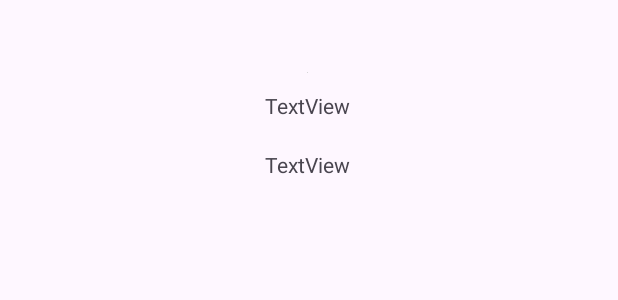
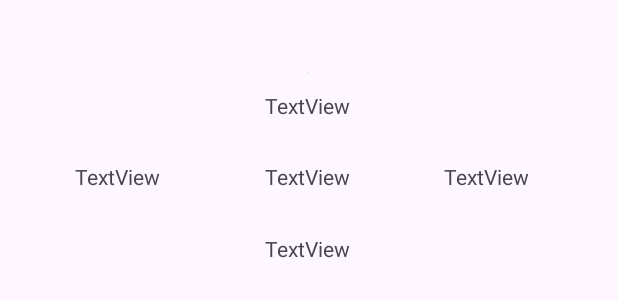
Before and after one commit to sydneydenae/FlixterPlus, an Android app: the layout activity_detail.xml on its own in the app's theme, with its tools: preview values and no code run, on a phone screen of 412 x 824 dp. Shown: the top 300 px of the screen. Run offline under Robolectric (Android 15) with nearby library versions, the phone set to English and light mode, and no system bars.

```diff
--- a/app/src/main/java/com/example/latestmovie3/MoviesFragment.kt
+++ b/app/src/main/java/com/example/latestmovie3/MoviesFragment.kt
@@ -58,7 +58,7 @@ class MoviesFragment : Fragment(), OnListFragmentInteractionListener {
         // Using the client, perform the HTTP request
         client[
             // what should the client be in this instance
-            "https://api.themoviedb.org/3/movie/upcoming?&api_key=a07e22bc18f5cb106bfe4cc1f83ad8ed",
+            "https://api.themoviedb.org/3/movie/top_rated?&api_key=a07e22bc18f5cb106bfe4cc1f83ad8ed",
             params,
             object : JsonHttpResponseHandler()
             {
--- a/app/src/main/res/layout/activity_detail.xml
+++ b/app/src/main/res/layout/activity_detail.xml
@@ -33,13 +33,46 @@
         android:id="@+id/descriptionTextView"
         android:layout_width="wrap_content"
         android:layout_height="wrap_content"
+        android:layout_marginTop="76dp"
         android:gravity="center"
-        android:layout_marginTop="20dp"
-        android:text="TextView"
         android:paddingStart="10dp"
         android:paddingEnd="10dp"
+        android:text="TextView"
         app:layout_constraintEnd_toEndOf="parent"
         app:layout_constraintHorizontal_bias="0.498"
         app:layout_constraintStart_toStartOf="parent"
         app:layout_constraintTop_toBottomOf="@+id/titleTextView" />
+
+    <TextView
+        android:id="@+id/ratingTextView"
+        android:layout_width="wrap_content"
+        android:layout_height="wrap_content"
+        android:layout_marginTop="28dp"
+        android:text="TextView"
+        app:layout_constraintEnd_toEndOf="parent"
+        app:layout_constraintHorizontal_bias="0.498"
+        app:layout_constraintStart_toStartOf="parent"
+        app:layout_constraintTop_toBottomOf="@+id/titleTextView" />
+
+    <TextView
+        android:id="@+id/releaseDateTextView"
+        android:layout_width="wrap_content"
+        android:layout_height="wrap_content"
+        android:layout_marginTop="28dp"
+        android:text="TextView"
+        app:layout_constraintEnd_toStartOf="@+id/ratingTextView"
+        app:layout_constraintHorizontal_bias="0.415"
+        app:layout_constraintStart_toStartOf="parent"
+        app:layout_constraintTop_toBottomOf="@+id/titleTextView" />
+
+    <TextView
+        android:id="@+id/popularityTextView"
+        android:layout_width="wrap_content"
+        android:layout_height="wrap_content"
+        android:layout_marginTop="28dp"
+        android:text="TextView"
+        app:layout_constraintEnd_toEndOf="parent"
+        app:layout_constraintHorizontal_bias="0.512"
+        app:layout_constraintStart_toEndOf="@+id/ratingTextView"
+        app:layout_constraintTop_toBottomOf="@+id/titleTextView" />
 </androidx.constraintlayout.widget.ConstraintLayout>
```
Also changed, not shown: app/src/main/java/com/example/latestmovie3/DetailActivity.kt (+14 -4 lines), app/src/main/java/com/example/latestmovie3/Movie.kt (+13 -1 lines).
